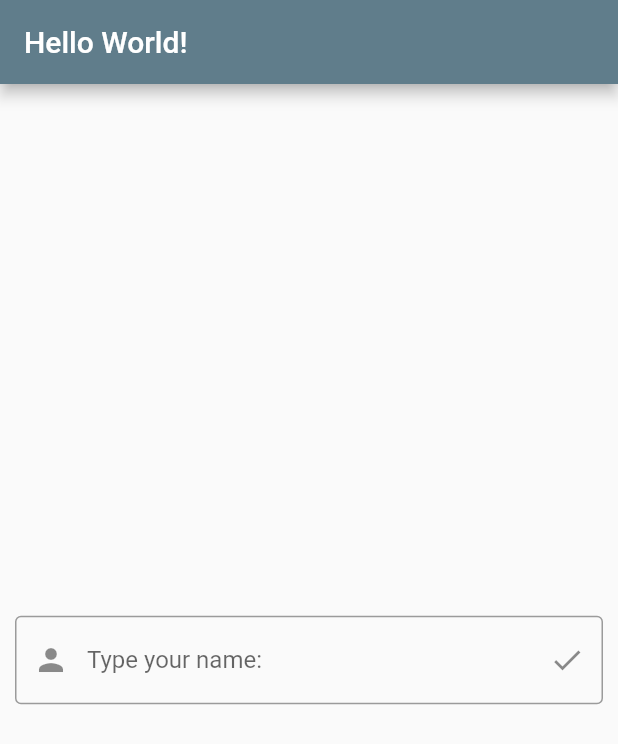
After one commit to IzerOnadim/twt-flutter-course, a Flutter app: the screen it shows after launch, on a phone screen of 412 x 824 dp. The commit adds this screen. Shown: the top 744 px of the screen. Run offline on Flutter 3.47's test engine with Material 2 defaults, Android fonts, the phone set to English and light mode, and no system bars.

Commit message:
Tutorial 7 finished.

```diff
--- /dev/null
+++ b/lib/home_page.dart
@@ -0,0 +1,33 @@
+import 'package:flutter/material.dart';
+import 'text_input.dart';
+import 'post.dart';
+import 'post_list.dart';
+
+class HomePage extends StatefulWidget {
+  final String name;
+  const HomePage(this.name, {Key? key}) : super(key: key);
+
+  @override
+  State<HomePage> createState() => _HomePageState();
+}
+
+class _HomePageState extends State<HomePage> {
+  final List<Post> posts = [];
+
+  void post(String text) {
+    setState(() {
+      posts.add(Post(widget.name, text));
+    });
+  }
+
+  @override
+  Widget build(BuildContext context) {
+    return Scaffold(
+      appBar: AppBar(title: const Text("Hello World!")),
+      body: Column(children: <Widget>[
+        Expanded(child: PostList(posts)),
+        TextInput(post),
+      ]),
+    );
+  }
+}
--- /dev/null
+++ b/lib/login.dart
@@ -0,0 +1,55 @@
+import 'package:flutter/material.dart';
+import 'home_page.dart';
+
+class LoginPage extends StatelessWidget {
+  const LoginPage({Key? key}) : super(key: key);
+
+  @override
+  Widget build(BuildContext context) {
+    return Scaffold(
+        appBar: AppBar(title: const Text("Hello World!")), body: const Body());
+  }
+}
+
+class Body extends StatefulWidget {
+  const Body({Key? key}) : super(key: key);
+
+  @override
+  State<Body> createState() => _BodyState();
+}
+
+class _BodyState extends State<Body> {
+  String name = "";
+  TextEditingController controller = TextEditingController();
+
+  void submit() {
+    name = controller.text;
+    Navigator.push(
+        context, MaterialPageRoute(builder: (context) => HomePage(name)));
+  }
+
+  @override
+  Widget build(BuildContext context) {
+    return Align(
+        alignment: Alignment.center,
+        child: Padding(
+          padding: const EdgeInsets.all(10),
+          child: TextField(
+            controller: controller,
+            decoration: InputDecoration(
+              prefixIcon: const Icon(Icons.person),
+              suffixIcon: IconButton(
+                icon: const Icon(Icons.done),
+                splashColor: Colors.blueGrey,
+                tooltip: "Submit",
+                onPressed: submit,
+              ),
+              labelText: "Type your name:",
+              border: const OutlineInputBorder(
+                borderSide: BorderSide(color: Colors.blue, width: 2),
+              ),
+            ),
+          ),
+        ));
+  }
+}
```
Also changed, not shown: lib/main.dart (+5 -132 lines), lib/post.dart (added, +13 -0 lines), lib/post_list.dart (added, +47 -0 lines), lib/text_input.dart (added, +42 -0 lines), 1 other file.
